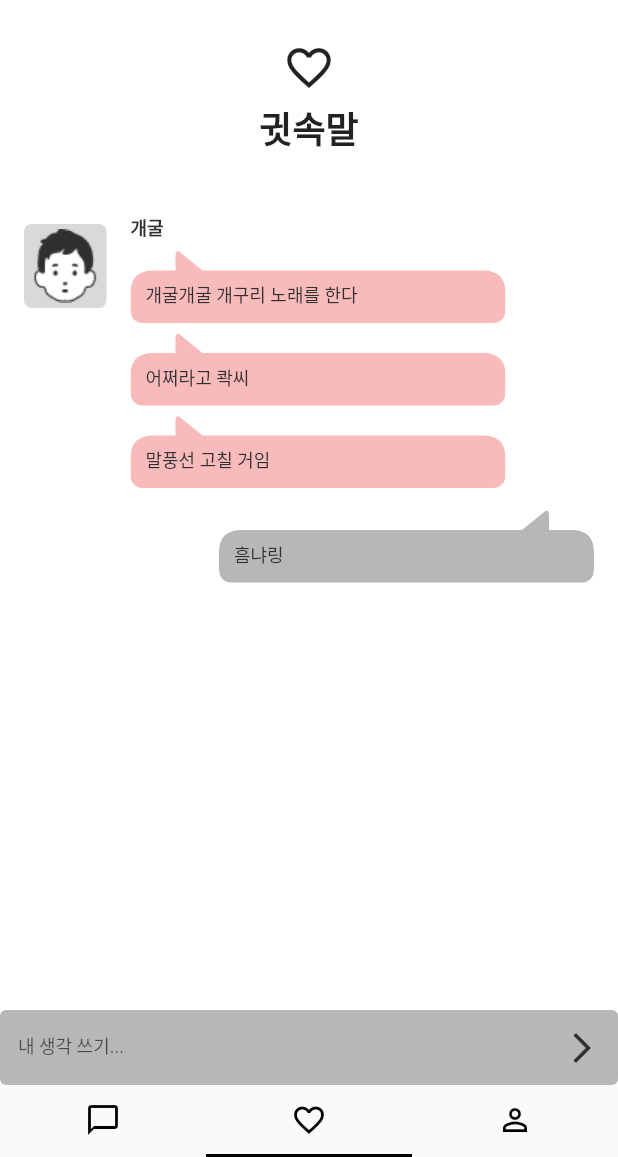
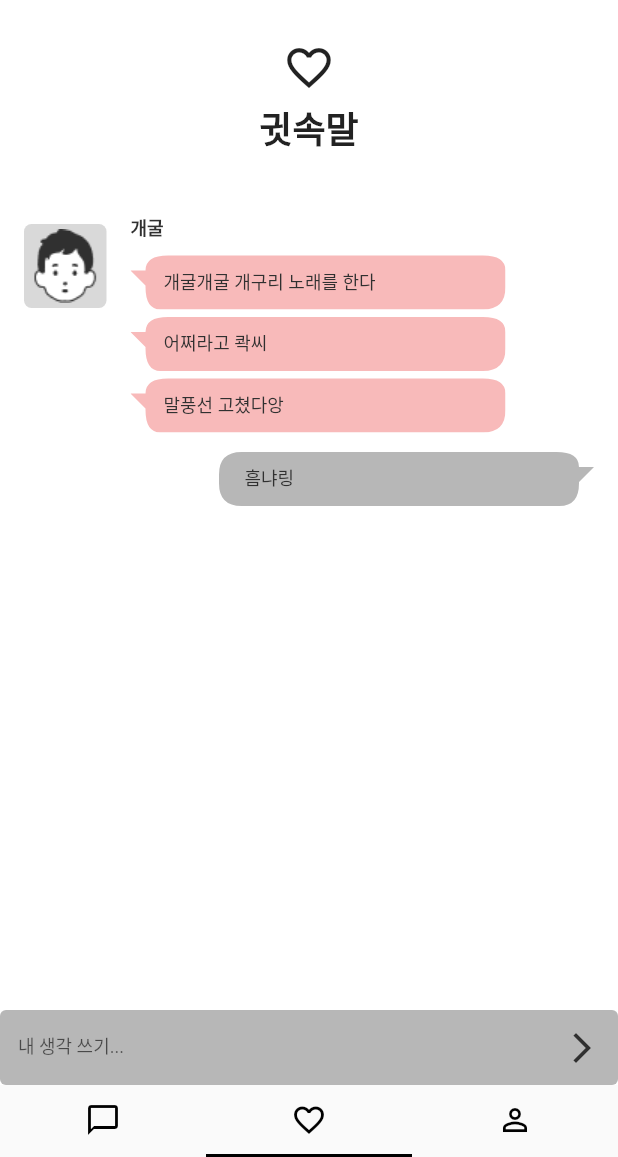
Before and after one commit to txxnrd/Blurting_front, a Flutter app: the screen it shows after launch, item 2 of the bottom bar chosen, on a phone screen of 412 x 824 dp, the part 79-1236 px from its top. Run offline on Flutter 3.47's test engine with Material 2 defaults, Android fonts, the light colour scheme and no system bars; Roboto replaces fonts that are missing (Pretendard).

Commit message:
fix: clipper

```diff
--- a/lib/group.dart
+++ b/lib/group.dart
@@ -11,20 +11,19 @@ class LeftTailClipper extends CustomClipper<Path> {
   @override
   Path getClip(Size size) {
     var path = Path();
-    path.moveTo(15, 15);
-    path.lineTo(30, 15);
-    path.lineTo(30, 5);
-    path.quadraticBezierTo(30, 2, 32, 2);
-    path.lineTo(48, 15);
-    path.lineTo(size.width - 15, 15);
-    path.quadraticBezierTo(size.width, 15, size.width, 30);
-    path.lineTo(size.width, size.height - 15);
-    path.quadraticBezierTo(
+    path.moveTo(25, 5);
+    path.lineTo(size.width - 15, 5);        // 상측 선
+    path.quadraticBezierTo(size.width, 5, size.width, 15);        // 우측 상단 둥글게
+    path.lineTo(size.width, size.height - 15);        // 우측 선
+    path.quadraticBezierTo(                 // 우측 하단 둥글게
         size.width, size.height, size.width - 15, size.height);
-    path.lineTo(15, size.height);
-    path.quadraticBezierTo(0, size.height, 0, size.height - 15);
-    path.lineTo(0, 30);
-    path.quadraticBezierTo(0, 15, 15, 15);
+    path.lineTo(20, size.height);           // 하측 선 어디까지?!
+    path.quadraticBezierTo(10, size.height, 10, size.height - 15);      // 좌측 하단 둥글게
+    path.lineTo(10, 25);               // 좌측 선 어디까지?! 여기서 꼬리 그려야 함
+    path.lineTo(0, 15);
+    path.lineTo(10, 15);
+    path.quadraticBezierTo(10, 5, 25, 5);
+
     return path;
   }
 
@@ -38,20 +37,18 @@ class RightTailClipper extends CustomClipper<Path> {
   @override
   Path getClip(Size size) {
     var path = Path();
-    path.moveTo(size.width - 15, 15);
-    path.lineTo(size.width - 30, 15);
-    path.lineTo(size.width - 30, 5);
-    path.quadraticBezierTo(size.width - 30, 2, size.width - 32, 2);
-    path.lineTo(size.width - 48, 15);
-    path.lineTo(15, 15);
-    path.quadraticBezierTo(0, 15, 0, 30);
+path.moveTo(size.width - 25, 5);
+path.lineTo(15, 5);
+path.quadraticBezierTo(0, 5, 0, 15);
 path.lineTo(0, size.height - 15);
 path.quadraticBezierTo(0, size.height, 15, size.height);
-    path.lineTo(size.width - 15, size.height);
-    path.quadraticBezierTo(
-        size.width, size.height, size.width, size.height - 15);
-    path.lineTo(size.width, 30);
-    path.quadraticBezierTo(size.width, 15, size.width - 15, 15);
+path.lineTo(size.width - 20, size.height);
+path.quadraticBezierTo(size.width - 10, size.height, size.width - 10, size.height - 15);
+path.lineTo(size.width - 10, 25);
+path.lineTo(size.width, 15);
+path.lineTo(size.width - 10, 15);
+path.quadraticBezierTo(size.width - 10, 5, size.width - 25, 5);
+
 
     return path;
   }
@@ -171,9 +168,10 @@ class _Group extends State<Group> {
                 topLeft: Radius.circular(30), topRight: Radius.circular(30)),
             side: BorderSide(color: Color.fromRGBO(48, 48, 48, 1), width: 3.0),
           ),
-          title: Row(
+          title: Stack(
             children: [
-              IconButton(
+              Positioned(
+                child: IconButton(
                   icon: Image.asset('assets/images/icon_warning.png'),
                   color: Color.fromRGBO(48, 48, 48, 1),
                   onPressed: () {
@@ -181,7 +179,10 @@ class _Group extends State<Group> {
                     print('신고 버튼 눌림');
                   },
                 ),
-              Expanded(
+              ),
+              Align(
+                alignment: Alignment.center,
+                child: Expanded(
                   child: Container(
                     alignment: Alignment.center,
                     child: Text(
@@ -194,9 +195,10 @@ class _Group extends State<Group> {
                     ),
                   ),
                 ),
+              ),
             ],
           ),
-          content: Column(
+          content: Column(                              // 동적으로 눌린 유저의 정보 받아오기
             mainAxisSize: MainAxisSize.min,
             children: [
               Container(
@@ -376,7 +378,7 @@ class _Group extends State<Group> {
                                   children: <Widget>[
                                     Container(
                                       // 이거는 width 설정이 되는디...
-                                      margin: EdgeInsets.only(top: 12),
+                                      margin: EdgeInsets.only(left: 12, top: 3),
                                       child: Text(
                                         '저는 휴학했어요 하하 부러우시죠' +
                                             '\n' +
@@ -444,8 +446,7 @@ class _Group extends State<Group> {
                                 crossAxisAlignment: CrossAxisAlignment.start,
                                 children: <Widget>[
                                   Container(
-                                    margin: EdgeInsets.only(
-                                        top: 12), // 상단에 10만큼의 마진 적용
+                                      margin: EdgeInsets.only(left: 12, top: 3),
                                     child: Text(
                                       '그냥 자퇴할까 봐요 ^^',
                                       style: TextStyle(
@@ -495,6 +496,7 @@ class _Group extends State<Group> {
                         onPressed: () {
                           SendAnswer(_controller.text);
                           _controller.clear();
+                          print('답변하기');
                         },
                         icon: Icon(Icons.arrow_forward_ios),
                         color: Color.fromRGBO(48, 48, 48, 1),
--- a/lib/mainApp.dart
+++ b/lib/mainApp.dart
@@ -2,6 +2,7 @@
 import 'package:flutter/material.dart';
 import 'package:blurting/group.dart';
 import 'package:blurting/whisper.dart';
+import 'package:blurting/tab3.dart';
 
 void main() {
   runApp(MaterialApp(
@@ -46,6 +47,7 @@ class MainApp extends StatelessWidget {
             children: [
               Group(), // 첫 번째 탭을 Group으로 대체
               Whisper(),
+              Tab3(),
             ],
           ),
           bottomNavigationBar: TabBar( // 여기에 추가
--- a/lib/whisper.dart
+++ b/lib/whisper.dart
@@ -1,6 +1,4 @@
 import 'package:flutter/material.dart';
-
-
 
 class Whisper extends StatefulWidget {
   const Whisper({Key? key}) : super(key: key);
@@ -13,20 +11,23 @@ class LeftTailClipper extends CustomClipper<Path> {
   @override
   Path getClip(Size size) {
     var path = Path();
-    path.moveTo(15, 15);
-    path.lineTo(30, 15);
-    path.lineTo(30, 5);
-    path.quadraticBezierTo(30, 2, 32, 2);
-    path.lineTo(48, 15);
-    path.lineTo(size.width - 15, 15);
-    path.quadraticBezierTo(size.width, 15, size.width, 30);
-    path.lineTo(size.width, size.height - 15);
+    path.moveTo(25, 5);
+    path.lineTo(size.width - 15, 5); // 상측 선
+    path.quadraticBezierTo(size.width, 5, size.width, 15); // 우측 상단 둥글게
+    path.lineTo(size.width, size.height - 15); // 우측 선
     path.quadraticBezierTo(
-        size.width, size.height, size.width - 15, size.height);
-    path.lineTo(15, size.height);
-    path.quadraticBezierTo(0, size.height, 0, size.height - 15);
-    path.lineTo(0, 30);
-    path.quadraticBezierTo(0, 15, 15, 15);
+        // 우측 하단 둥글게
+        size.width,
+        size.height,
+        size.width - 15,
+        size.height);
+    path.lineTo(20, size.height); // 하측 선 어디까지?!
+    path.quadraticBezierTo(10, size.height, 10, size.height - 15); // 좌측 하단 둥글게
+    path.lineTo(10, 25); // 좌측 선 어디까지?! 여기서 꼬리 그려야 함
+    path.lineTo(0, 15);
+    path.lineTo(10, 15);
+    path.quadraticBezierTo(10, 5, 25, 5);
+
     return path;
   }
 
@@ -40,20 +41,18 @@ class RightTailClipper extends CustomClipper<Path> {
   @override
   Path getClip(Size size) {
     var path = Path();
-    path.moveTo(size.width - 15, 15);
-    path.lineTo(size.width - 30, 15);
-    path.lineTo(size.width - 30, 5);
-    path.quadraticBezierTo(size.width - 30, 2, size.width - 32, 2);
-    path.lineTo(size.width - 48, 15);
-    path.lineTo(15, 15);
-    path.quadraticBezierTo(0, 15, 0, 30);
+    path.moveTo(size.width - 25, 5);
+    path.lineTo(15, 5);
+    path.quadraticBezierTo(0, 5, 0, 20);
     path.lineTo(0, size.height - 15);
     path.quadraticBezierTo(0, size.height, 15, size.height);
-    path.lineTo(size.width - 15, size.height);
+    path.lineTo(size.width - 23, size.height);
     path.quadraticBezierTo(
-        size.width, size.height, size.width, size.height - 15);
-    path.lineTo(size.width, 30);
-    path.quadraticBezierTo(size.width, 15, size.width - 15, 15);
+        size.width - 10, size.height, size.width - 10, size.height - 15);
+    path.lineTo(size.width - 10, 25);
+    path.lineTo(size.width, 15);
+    path.lineTo(size.width - 10, 15);
+    path.quadraticBezierTo(size.width - 10, 5, size.width - 25, 5);
 
     return path;
   }
@@ -173,9 +172,10 @@ class _Whisper extends State<Whisper> {
                 topLeft: Radius.circular(30), topRight: Radius.circular(30)),
             side: BorderSide(color: Color.fromRGBO(48, 48, 48, 1), width: 3.0),
           ),
-          title: Row(
+          title: Stack(
             children: [
-              IconButton(
+              Positioned(
+                child: IconButton(
                   icon: Image.asset('assets/images/icon_warning.png'),
                   color: Color.fromRGBO(48, 48, 48, 1),
                   onPressed: () {
@@ -183,7 +183,10 @@ class _Whisper extends State<Whisper> {
                     print('신고 버튼 눌림');
                   },
                 ),
-              Expanded(
+              ),
+              Align(
+                alignment: Alignment.center,
+                child: Expanded(
                   child: Container(
                     alignment: Alignment.center,
                     child: Text(
@@ -196,9 +199,11 @@ class _Whisper extends State<Whisper> {
                     ),
                   ),
                 ),
+              ),
             ],
           ),
           content: Column(
+            // 동적으로 눌린 유저의 정보 받아오기
             mainAxisSize: MainAxisSize.min,
             children: [
               Container(
@@ -280,7 +285,9 @@ class _Whisper extends State<Whisper> {
                     children: <Widget>[
                       Container(
                         margin: EdgeInsets.only(bottom: 5),
-                        child: Icon(Icons.favorite_border, size: 35,
+                        child: Icon(
+                          Icons.favorite_border,
+                          size: 35,
                         ),
                       ), // 질문 번호 동적으로 받아오기
                       Text(
@@ -349,7 +356,6 @@ class _Whisper extends State<Whisper> {
                               clipper: LeftTailClipper(),
                               child: Container(
                                 width: 250,
-                                margin: EdgeInsets.only(bottom: 5),
                                 padding: EdgeInsets.all(10),
                                 decoration: BoxDecoration(
                                   borderRadius: BorderRadius.circular(8),
@@ -359,7 +365,7 @@ class _Whisper extends State<Whisper> {
                                   crossAxisAlignment: CrossAxisAlignment.start,
                                   children: <Widget>[
                                     Container(
-                                      margin: EdgeInsets.only(top: 12),
+                                      margin: EdgeInsets.only(left: 12, top: 3),
                                       child: Text(
                                         '개굴개굴 개구리 노래를 한다',
                                         style: TextStyle(
@@ -377,7 +383,6 @@ class _Whisper extends State<Whisper> {
                               clipper: LeftTailClipper(),
                               child: Container(
                                 width: 250,
-                                margin: EdgeInsets.only(bottom: 5),
                                 padding: EdgeInsets.all(10),
                                 decoration: BoxDecoration(
                                   borderRadius: BorderRadius.circular(8),
@@ -387,7 +392,7 @@ class _Whisper extends State<Whisper> {
                                   crossAxisAlignment: CrossAxisAlignment.start,
                                   children: <Widget>[
                                     Container(
-                                      margin: EdgeInsets.only(top: 12),
+                                      margin: EdgeInsets.only(left: 12, top: 3),
                                       child: Text(
                                         '어쩌라고 콱씨',
                                         style: TextStyle(
@@ -405,7 +410,6 @@ class _Whisper extends State<Whisper> {
                               clipper: LeftTailClipper(),
                               child: Container(
                                 width: 250,
-                                margin: EdgeInsets.only(bottom: 5),
                                 padding: EdgeInsets.all(10),
                                 decoration: BoxDecoration(
                                   borderRadius: BorderRadius.circular(8),
@@ -415,9 +419,9 @@ class _Whisper extends State<Whisper> {
                                   crossAxisAlignment: CrossAxisAlignment.start,
                                   children: <Widget>[
                                     Container(
-                                      margin: EdgeInsets.only(top: 12),
+                                      margin: EdgeInsets.only(left: 12, top: 3),
                                       child: Text(
-                                        '말풍선 고칠 거임',
+                                        '말풍선 고쳤다앙',
                                         style: TextStyle(
                                           fontFamily: "Pretendard",
                                           fontSize: 12,
@@ -433,7 +437,6 @@ class _Whisper extends State<Whisper> {
                         ),
                       ),
                     ),
-
                     ListTile(
                       subtitle: // 답변 내용
                           Container(
@@ -444,7 +447,6 @@ class _Whisper extends State<Whisper> {
                               clipper: RightTailClipper(),
                               child: Container(
                                 width: 250,
-                                margin: EdgeInsets.only(bottom: 5),
                                 padding: EdgeInsets.all(10),
                                 decoration: BoxDecoration(
                                   borderRadius: BorderRadius.circular(8),
@@ -454,7 +456,7 @@ class _Whisper extends State<Whisper> {
                                   crossAxisAlignment: CrossAxisAlignment.start,
                                   children: <Widget>[
                                     Container(
-                                      margin: EdgeInsets.only(top: 12, right: 5),
+                                      margin: EdgeInsets.only(left: 7, top: 3),
                                       child: Text(
                                         '흠냐링',
                                         style: TextStyle(
@@ -505,6 +507,7 @@ class _Whisper extends State<Whisper> {
                         onPressed: () {
                           SendAnswer(_controller.text);
                           _controller.clear();
+                          print('귓속말 보내기');
                         },
                         icon: Icon(Icons.arrow_forward_ios),
                         color: Color.fromRGBO(48, 48, 48, 1),
--- a/pubspec.yaml
+++ b/pubspec.yaml
@@ -64,6 +64,7 @@ flutter:
     - assets/images/setting.png
     - assets/images/profile_swipe.png
     - assets/images/icon_warning.png
+    - assets/images/Union.png
 
   fonts:
     - family: Pretendard
```
Also changed, not shown: lib/tab3.dart (added, +19 -0 lines), assets/images/Union.png (added). Lines whose indentation alone changed are shown as unchanged.
